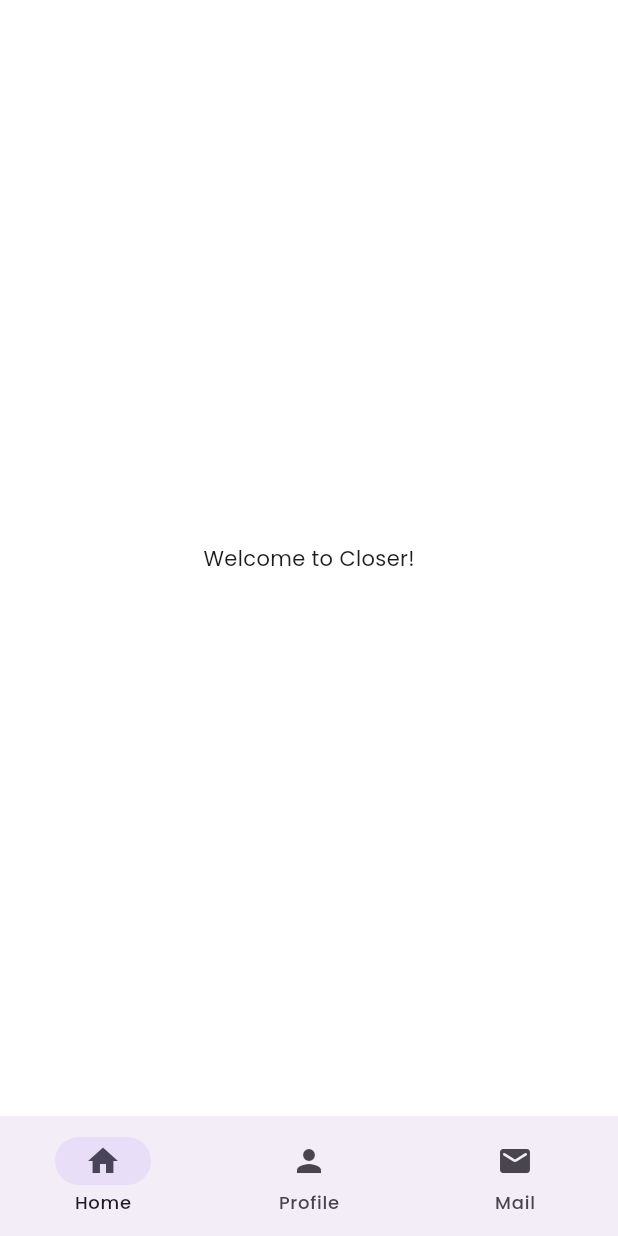
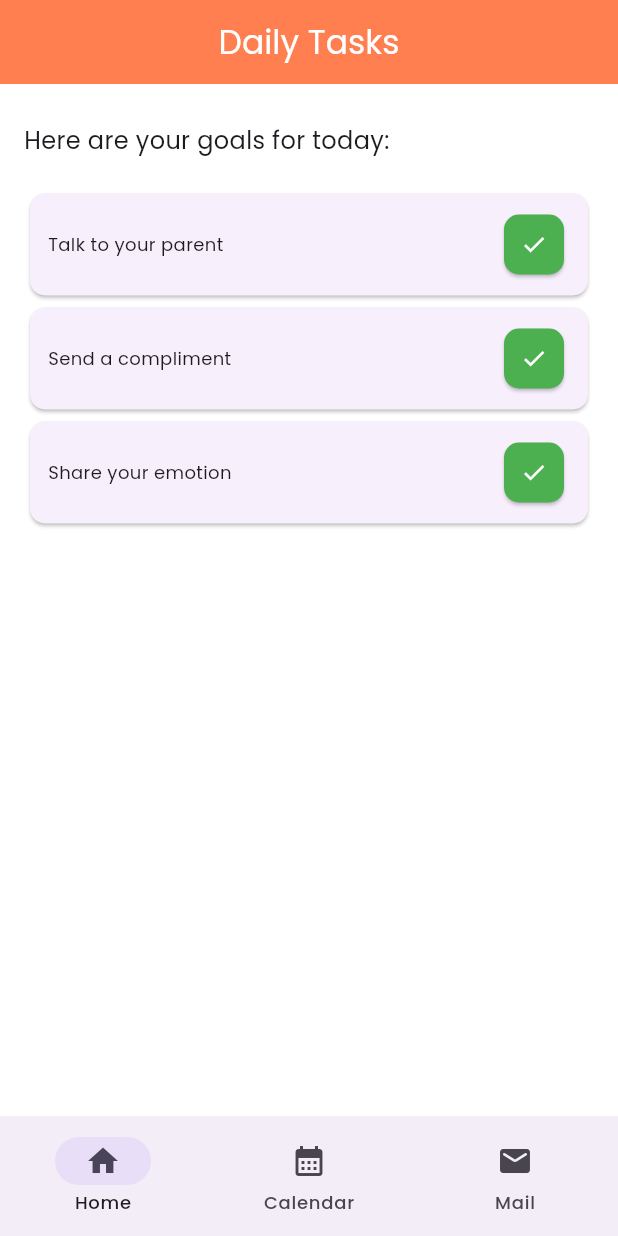
Before and after one commit to AndrewSebastianH/thesis-frontend, a Flutter app: the HomePage screen opened by its route, on a phone screen of 412 x 824 dp. Run offline on Flutter 3.47's test engine with Material 3 defaults, Android fonts, the phone set to English and light mode, and no system bars; our stand-ins replace flutter_dotenv, flutter_otp_text_field, go_router, google_fonts, shared_preferences; accounts and stored records are empty.

Commit message:
feat: home page skeleton

```diff
--- a/thesis_frontend/lib/main.dart
+++ b/thesis_frontend/lib/main.dart
@@ -38,7 +38,7 @@ class MyApp extends StatelessWidget {
     final authProvider = Provider.of<AuthProvider>(context);
 
     final router = GoRouter(
-      initialLocation: '/signin',
+      initialLocation: '/home',
       redirect: (context, state) {
         final isLoggedIn = authProvider.isLoggedIn;
         final isAuthRoute = state.path == '/signin' || state.path == '/signup';
@@ -100,6 +100,10 @@ class MyApp extends StatelessWidget {
               builder: (context, state) => const HomePage(),
             ),
             GoRoute(
+              path: '/calendar',
+              builder: (context, state) => const Loading(),
+            ),
+            GoRoute(
               path: '/profile',
               builder: (context, state) => const Loading(),
             ),
--- a/thesis_frontend/lib/screens/main/home_page.dart
+++ b/thesis_frontend/lib/screens/main/home_page.dart
@@ -5,6 +5,111 @@ class HomePage extends StatelessWidget {
 
   @override
   Widget build(BuildContext context) {
-    return const Scaffold(body: Center(child: Text("Welcome to Closer!")));
+    final tasks = [
+      {'title': 'Talk to your parent', 'completed': false},
+      {'title': 'Send a compliment', 'completed': false},
+      {'title': 'Share your emotion', 'completed': false},
+    ];
+
+    return Scaffold(
+      appBar: AppBar(
+        title: const Text("Daily Tasks", style: TextStyle(color: Colors.white)),
+        centerTitle: true,
+        backgroundColor: const Color(0xFFFF7F50),
+      ),
+      body: Padding(
+        padding: const EdgeInsets.all(16.0),
+        child: Column(
+          crossAxisAlignment: CrossAxisAlignment.start,
+          children: [
+            const SizedBox(height: 10),
+
+            // Conditional rendering starts here
+            tasks.isEmpty
+                ? Expanded(
+                  child: Center(
+                    child: Column(
+                      mainAxisAlignment: MainAxisAlignment.center,
+                      crossAxisAlignment: CrossAxisAlignment.center,
+                      children: const [
+                        Text("🎉", style: TextStyle(fontSize: 48)),
+                        SizedBox(height: 12),
+                        Text(
+                          "You've completed all your tasks for today! Great job!",
+                          textAlign: TextAlign.center,
+                          style: TextStyle(
+                            fontSize: 18,
+                            fontWeight: FontWeight.bold,
+                          ),
+                        ),
+                      ],
+                    ),
+                  ),
+                )
+                : Expanded(
+                  child: Column(
+                    crossAxisAlignment: CrossAxisAlignment.start,
+                    children: [
+                      const Text(
+                        "Here are your goals for today:",
+                        style: TextStyle(fontSize: 16),
+                      ),
+                      const SizedBox(height: 20),
+                      Expanded(
+                        child: ListView.builder(
+                          itemCount: tasks.length,
+                          itemBuilder: (context, index) {
+                            final task = tasks[index];
+                            return Card(
+                              color: const Color(0xFFF7EFFC),
+                              shape: RoundedRectangleBorder(
+                                borderRadius: BorderRadius.circular(10),
+                              ),
+                              child: Padding(
+                                padding: const EdgeInsets.symmetric(
+                                  horizontal: 12,
+                                  vertical: 10,
+                                ),
+                                child: Row(
+                                  mainAxisAlignment:
+                                      MainAxisAlignment.spaceBetween,
+                                  children: [
+                                    Text(
+                                      task['title'] as String,
+                                      style: const TextStyle(fontSize: 12),
+                                    ),
+                                    ElevatedButton(
+                                      onPressed: () {
+                                        // Complete task logic here
+                                      },
+                                      style: ElevatedButton.styleFrom(
+                                        backgroundColor: Colors.green,
+                                        shape: RoundedRectangleBorder(
+                                          borderRadius: BorderRadius.circular(
+                                            10,
+                                          ),
+                                        ),
+                                        minimumSize: const Size(40, 40),
+                                        padding: EdgeInsets.zero,
+                                      ),
+                                      child: const Icon(
+                                        Icons.check,
+                                        color: Colors.white,
+                                      ),
+                                    ),
+                                  ],
+                                ),
+                              ),
+                            );
+                          },
+                        ),
+                      ),
+                    ],
+                  ),
+                ),
+          ],
+        ),
+      ),
+    );
   }
 }
--- a/thesis_frontend/lib/widgets/navigation_shell.dart
+++ b/thesis_frontend/lib/widgets/navigation_shell.dart
@@ -22,7 +22,7 @@ class _NavigationShellState extends State<NavigationShell> {
         context.go('/home');
         break;
       case 1:
-        context.go('/profile');
+        context.go('/calendar');
         break;
       case 2:
         context.go('/mail');
@@ -39,7 +39,10 @@ class _NavigationShellState extends State<NavigationShell> {
         onDestinationSelected: _onDestinationSelected,
         destinations: const [
           NavigationDestination(icon: Icon(Icons.home), label: 'Home'),
-          NavigationDestination(icon: Icon(Icons.person), label: 'Profile'),
+          NavigationDestination(
+            icon: Icon(Icons.calendar_month),
+            label: 'Calendar',
+          ),
           NavigationDestination(icon: Icon(Icons.mail_rounded), label: 'Mail'),
         ],
       ),
```
